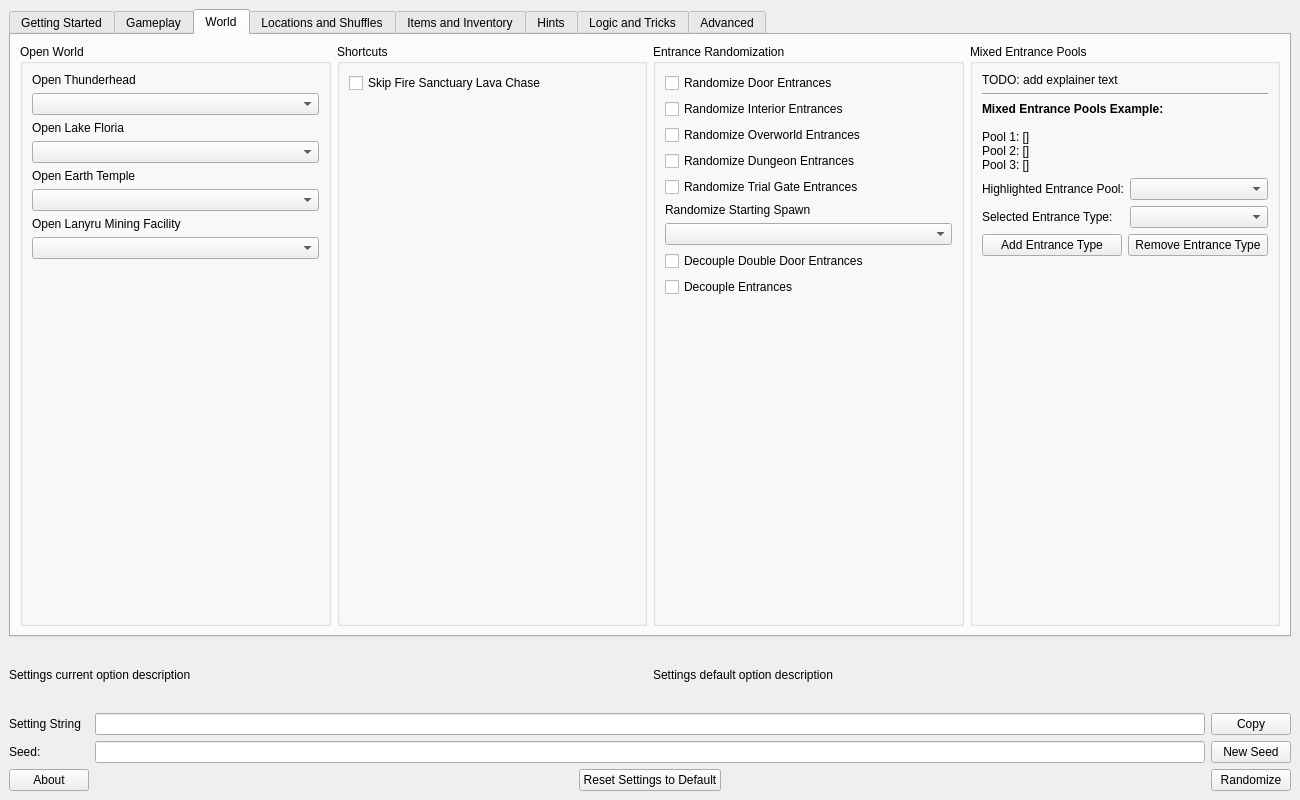
This is gui/ui/main.ui in mint-choc-chip-skyblade/sshd-rando as Qt 5 draws it before an edit. The edited form follows.
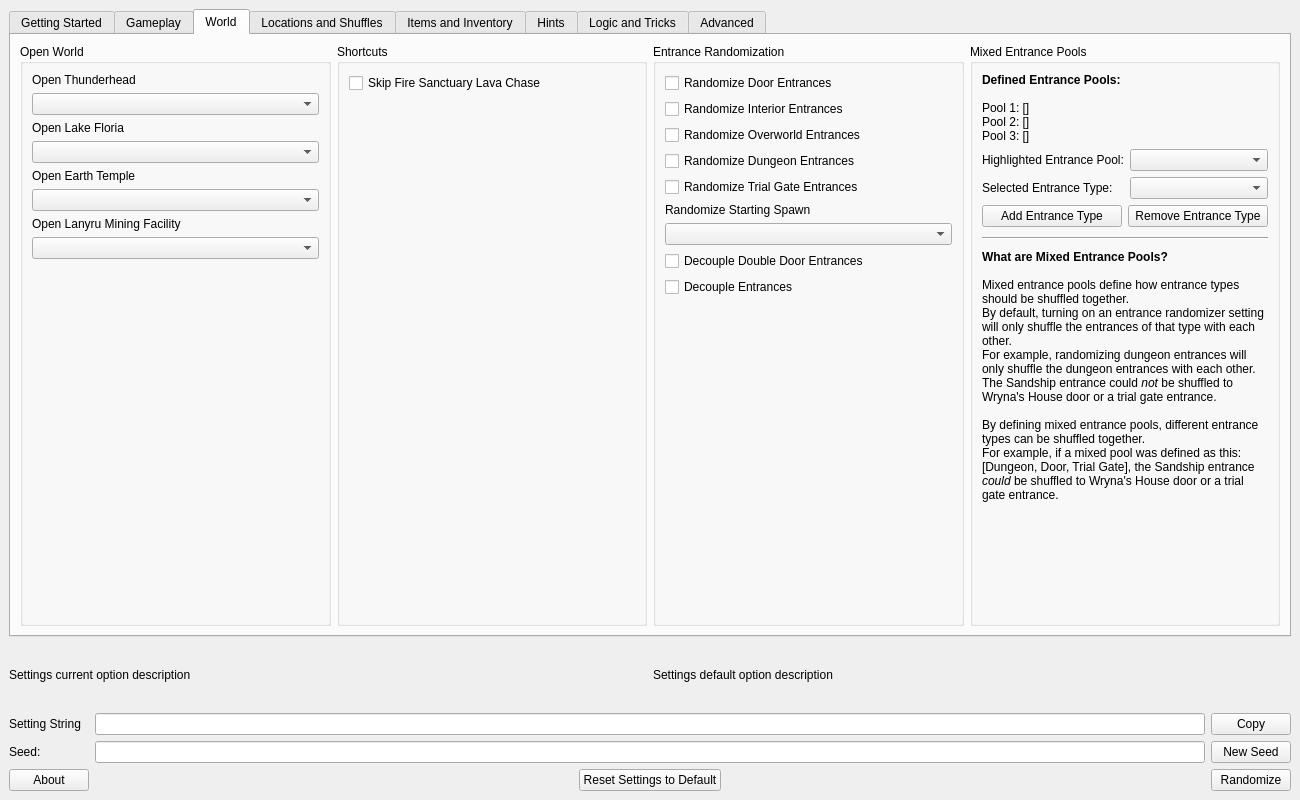
This is the edited form. The open tabs and pages were chosen to show the change.

Commit message: Add mixed entrance pools explainer label text

The edit to the form file:
```diff
--- a/gui/ui/main.ui
+++ b/gui/ui/main.ui
@@ -23,6 +23,12 @@
    <layout class="QVBoxLayout" name="verticalLayout_2">
     <item>
      <widget class="QTabWidget" name="tab_widget">
+      <property name="sizePolicy">
+       <sizepolicy hsizetype="Preferred" vsizetype="Maximum">
+        <horstretch>0</horstretch>
+        <verstretch>0</verstretch>
+       </sizepolicy>
+      </property>
       <property name="tabShape">
        <enum>QTabWidget::Rounded</enum>
       </property>
@@ -855,6 +861,12 @@
        </layout>
       </widget>
       <widget class="QWidget" name="world_tab">
+       <property name="sizePolicy">
+        <sizepolicy hsizetype="Preferred" vsizetype="Maximum">
+         <horstretch>0</horstretch>
+         <verstretch>0</verstretch>
+        </sizepolicy>
+       </property>
        <attribute name="title">
         <string>World</string>
        </attribute>
@@ -1033,34 +1045,20 @@
         </item>
         <item row="0" column="5">
          <widget class="QGroupBox" name="mixed_entrance_pools_group_box">
+          <property name="sizePolicy">
+           <sizepolicy hsizetype="Preferred" vsizetype="Preferred">
+            <horstretch>0</horstretch>
+            <verstretch>0</verstretch>
+           </sizepolicy>
+          </property>
           <property name="title">
            <string>Mixed Entrance Pools</string>
           </property>
           <layout class="QVBoxLayout" name="verticalLayout_28">
-           <item>
-            <widget class="QLabel" name="mixed_entrance_pools_explainer_label">
-             <property name="text">
-              <string>TODO: add explainer text</string>
-             </property>
-             <property name="textFormat">
-              <enum>Qt::RichText</enum>
-             </property>
-             <property name="textInteractionFlags">
-              <set>Qt::LinksAccessibleByKeyboard|Qt::LinksAccessibleByMouse</set>
-             </property>
-            </widget>
-           </item>
-           <item>
-            <widget class="Line" name="mixed_entrance_pools_hline">
-             <property name="orientation">
-              <enum>Qt::Horizontal</enum>
-             </property>
-            </widget>
-           </item>
            <item>
             <widget class="QLabel" name="mixed_entrance_pools_list_label">
              <property name="text">
-              <string>&lt;html&gt;&lt;head/&gt;&lt;body&gt;&lt;p&gt;&lt;span style=&quot; font-weight:700;&quot;&gt;Mixed Entrance Pools Example:&lt;/span&gt;&lt;br/&gt;&lt;br/&gt;Pool 1: [] &lt;br/&gt;Pool 2: [] &lt;br/&gt;Pool 3: []&lt;/p&gt;&lt;/body&gt;&lt;/html&gt;</string>
+              <string>&lt;html&gt;&lt;head/&gt;&lt;body&gt;&lt;p&gt;&lt;span style=&quot; font-weight:700;&quot;&gt;Defined Entrance Pools:&lt;/span&gt;&lt;br/&gt;&lt;br/&gt;Pool 1: [] &lt;br/&gt;Pool 2: [] &lt;br/&gt;Pool 3: []&lt;/p&gt;&lt;/body&gt;&lt;/html&gt;</string>
              </property>
              <property name="textFormat">
               <enum>Qt::RichText</enum>
@@ -1118,6 +1116,77 @@
              </item>
             </layout>
            </item>
+           <item>
+            <spacer name="verticalSpacer_4">
+             <property name="orientation">
+              <enum>Qt::Vertical</enum>
+             </property>
+             <property name="sizeType">
+              <enum>QSizePolicy::Fixed</enum>
+             </property>
+             <property name="sizeHint" stdset="0">
+              <size>
+               <width>20</width>
+               <height>4</height>
+              </size>
+             </property>
+            </spacer>
+           </item>
+           <item>
+            <widget class="Line" name="line">
+             <property name="orientation">
+              <enum>Qt::Horizontal</enum>
+             </property>
+            </widget>
+           </item>
+           <item>
+            <spacer name="verticalSpacer_5">
+             <property name="orientation">
+              <enum>Qt::Vertical</enum>
+             </property>
+             <property name="sizeType">
+              <enum>QSizePolicy::Fixed</enum>
+             </property>
+             <property name="sizeHint" stdset="0">
+              <size>
+               <width>20</width>
+               <height>4</height>
+              </size>
+             </property>
+            </spacer>
+           </item>
+           <item>
+            <widget class="QLabel" name="mixed_entrance_pools_explainer_label">
+             <property name="sizePolicy">
+              <sizepolicy hsizetype="Ignored" vsizetype="Preferred">
+               <horstretch>0</horstretch>
+               <verstretch>0</verstretch>
+              </sizepolicy>
+             </property>
+             <property name="text">
+              <string>&lt;b&gt;What are Mixed Entrance Pools?&lt;/b&gt;
+&lt;br&gt;
+&lt;br&gt;Mixed entrance pools define how entrance types should be shuffled together.
+&lt;br&gt;By default, turning on an entrance randomizer setting will only shuffle the entrances of that type with each other.
+&lt;br&gt; For example, randomizing dungeon entrances will only shuffle the dungeon entrances with each other. The Sandship entrance could &lt;i&gt;not&lt;/i&gt; be shuffled to Wryna's House door or a trial gate entrance.
+&lt;br&gt;
+&lt;br&gt;By defining mixed entrance pools, different entrance types can be shuffled together.
+&lt;br&gt;For example, if a mixed pool was defined as this: [Dungeon, Door, Trial Gate], the Sandship entrance &lt;i&gt;could&lt;/i&gt; be shuffled to Wryna's House door or a trial gate entrance.</string>
+             </property>
+             <property name="textFormat">
+              <enum>Qt::RichText</enum>
+             </property>
+             <property name="wordWrap">
+              <bool>true</bool>
+             </property>
+             <property name="openExternalLinks">
+              <bool>true</bool>
+             </property>
+             <property name="textInteractionFlags">
+              <set>Qt::LinksAccessibleByKeyboard|Qt::LinksAccessibleByMouse</set>
+             </property>
+            </widget>
+           </item>
            <item>
             <spacer name="mixed_entrance_pools_vspacer">
              <property name="orientation">
@@ -1126,7 +1195,7 @@
              <property name="sizeHint" stdset="0">
               <size>
                <width>20</width>
-               <height>325</height>
+               <height>133</height>
               </size>
              </property>
             </spacer>
```
Left out of the diff: 68 changed lines with no effect on the pictures. The commit also changes 1 other file.
